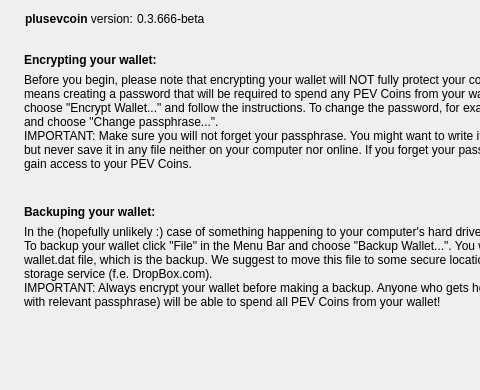
Above: src/qt/forms/protectionTutDialog.ui from plusevcoin/plusevcoin before the change; both pictures show x 0 to 480 and y 0 to 390 of the 763 by 390 pixel window. Below: the same form after it.
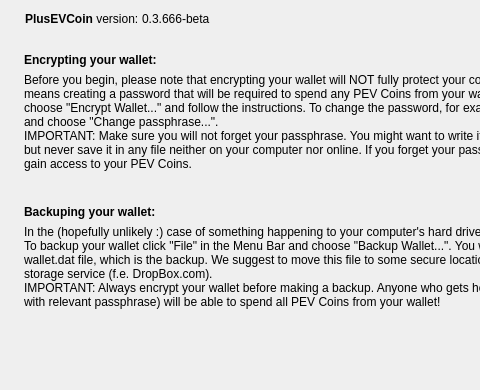
That is the form after the change. Icons and pictures are not drawn.

Diff of the .ui file:
```diff
--- a/src/qt/forms/protectionTutDialog.ui
+++ b/src/qt/forms/protectionTutDialog.ui
@@ -65,7 +65,7 @@
            <cursorShape>IBeamCursor</cursorShape>
           </property>
           <property name="text">
-           <string>&lt;html&gt;&lt;head/&gt;&lt;body&gt;&lt;p&gt;&lt;span style=&quot; font-weight:600;&quot;&gt;plusevcoin&lt;/span&gt; version: &lt;/p&gt;&lt;/body&gt;&lt;/html&gt;</string>
+           <string>&lt;html&gt;&lt;head/&gt;&lt;body&gt;&lt;p&gt;&lt;span style=&quot; font-weight:600;&quot;&gt;PlusEVCoin&lt;/span&gt; version: &lt;/p&gt;&lt;/body&gt;&lt;/html&gt;</string>
           </property>
           <property name="textInteractionFlags">
            <set>Qt::LinksAccessibleByMouse|Qt::TextSelectableByKeyboard|Qt::TextSelectableByMouse</set>
```
